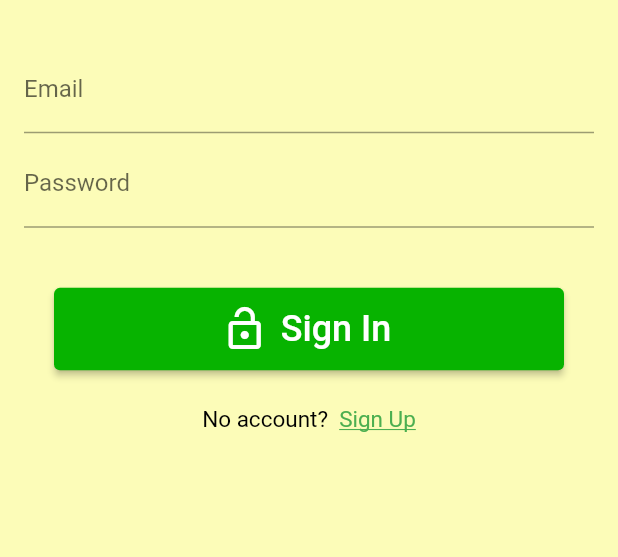
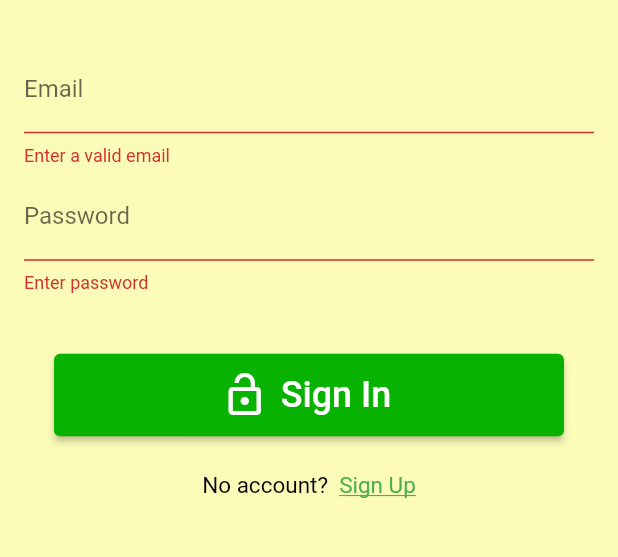
Before and after one commit to NCastle2793/HappyKidzExp, a Flutter app: the screen it shows after launch, after a tap on "Sign In", on a phone screen of 412 x 824 dp, the part 506-1063 px from its top. Run offline on Flutter 3.47's test engine with Material 2 defaults, Android fonts, the phone set to English and light mode, and no system bars; our stand-ins replace email_validator, firebase_auth, firebase_core; accounts and stored records are empty.

Commit message:
Login and Sign Up Complete.

```diff
--- a/lib/main.dart
+++ b/lib/main.dart
@@ -2,7 +2,7 @@ import 'package:firebase_auth/firebase_auth.dart';
 import 'package:firebase_core/firebase_core.dart';
 import 'package:flutter/material.dart';
 import 'package:happy_kidz_exp/page/home.dart';
-
+import 'package:happy_kidz_exp/utils.dart';
 //import 'package:happy_kidz_exp/widget/login.dart';
 import 'package:happy_kidz_exp/page/auth.dart';
 
@@ -18,6 +18,7 @@ class MyApp extends StatelessWidget {
   // This widget is the root of your application.
   @override
   Widget build(BuildContext context) => MaterialApp(
+    scaffoldMessengerKey: Utils.messengerKey,
         navigatorKey: navigatorKey,
         home: MainPage(),
       );
--- /dev/null
+++ b/lib/utils.dart
@@ -0,0 +1,15 @@
+import 'package:flutter/material.dart';
+
+class Utils {
+  static final GlobalKey<ScaffoldMessengerState> messengerKey = GlobalKey<ScaffoldMessengerState>();
+
+  static showSnackBar(String? text){
+    if (text == null) return;
+
+    final snackBar = SnackBar(content: Text(text), backgroundColor: Colors.red);
+
+    messengerKey.currentState!
+    ..removeCurrentSnackBar()
+    ..showSnackBar(snackBar);
+  }
+}
--- a/lib/widget/login.dart
+++ b/lib/widget/login.dart
@@ -1,7 +1,9 @@
+import 'package:email_validator/email_validator.dart';
 import 'package:firebase_auth/firebase_auth.dart';
 import 'package:firebase_core/firebase_core.dart';
 import 'package:flutter/gestures.dart';
 import 'package:happy_kidz_exp/main.dart';
+import 'package:happy_kidz_exp/utils.dart';
 import 'package:flutter/material.dart';
 
 class LoginWidget extends StatefulWidget {
@@ -17,6 +19,8 @@ class LoginWidget extends StatefulWidget {
 }
 
 class _LoginWidgetState extends State<LoginWidget> {
+  final formKey = GlobalKey<FormState>();
+
   // Creating email and password controllers so that input from text fields can be used.
   final emailController = TextEditingController();
   final passwordController = TextEditingController();
@@ -32,6 +36,8 @@ class _LoginWidgetState extends State<LoginWidget> {
   @override
   Widget build(BuildContext context) => SingleChildScrollView(
         padding: EdgeInsets.all(16),
+        child: Form(
+          key: formKey,
           child: Column(
             mainAxisAlignment: MainAxisAlignment.center,
             children: [
@@ -42,20 +48,29 @@ class _LoginWidgetState extends State<LoginWidget> {
                   image: AssetImage('assets/logo.png'),
                 ),
               ),
-            TextField(
-              controller: emailController, // Controller attached to text field.
+              TextFormField(
+                controller: emailController,
+                // Controller attached to text field.
                 cursorColor: Colors.black,
                 textInputAction: TextInputAction.next,
                 decoration: InputDecoration(labelText: 'Email'),
+                autovalidateMode: AutovalidateMode.onUserInteraction,
+                validator: (email) =>
+                    email != null && !EmailValidator.validate(email)
+                        ? 'Enter a valid email'
+                        : null,
               ),
               SizedBox(height: 4),
-            TextField(
+              TextFormField(
                 controller: passwordController,
                 // Controller attached to text field.
                 cursorColor: Colors.black,
                 textInputAction: TextInputAction.done,
                 decoration: InputDecoration(labelText: 'Password'),
                 obscureText: true,
+                autovalidateMode: AutovalidateMode.onUserInteraction,
+                validator: (value) =>
+                    value != null && value.length < 8 ? 'Enter password' : null,
               ),
               SizedBox(height: 40),
               Padding(
@@ -93,9 +108,13 @@ class _LoginWidgetState extends State<LoginWidget> {
               ),
             ],
           ),
+        ),
       );
 
   Future signIn() async {
+    final isValid = formKey.currentState!.validate();
+    if (!isValid) return;
+
     // Loading indicator for sign in.
     showDialog(
       context: context,
@@ -113,6 +132,8 @@ class _LoginWidgetState extends State<LoginWidget> {
       );
     } on FirebaseAuthException catch (e) {
       print(e);
+
+      Utils.showSnackBar(e.message);
     }
 
     navigatorKey.currentState!.popUntil((route) => route.isFirst);
--- a/lib/widget/signup.dart
+++ b/lib/widget/signup.dart
@@ -1,7 +1,7 @@
-//import 'package:email_validator?email_Validator.dart;';
 import 'package:email_validator/email_validator.dart';
 import 'package:firebase_auth/firebase_auth.dart';
 import 'package:happy_kidz_exp/main.dart';
+import 'package:happy_kidz_exp/utils.dart';
 import 'package:flutter/gestures.dart';
 import 'package:flutter/material.dart';
 
@@ -66,7 +66,7 @@ class _SignUpWidgetState extends State<SignUpWidget> {
               decoration: InputDecoration(labelText: 'Password'),
               obscureText: true,
               autovalidateMode: AutovalidateMode.onUserInteraction,
-              validator: (value) => value != null && value.length < 6
+              validator: (value) => value != null && value.length < 8
                   ? 'Enter min. 8 characters'
                   : null,
             ),
@@ -130,6 +130,8 @@ class _SignUpWidgetState extends State<SignUpWidget> {
       );
     } on FirebaseAuthException catch (e) {
       print(e);
+
+      Utils.showSnackBar(e.message);
     }
 
     navigatorKey.currentState!.popUntil((route) => route.isFirst);
```
Lines whose indentation alone changed are shown as unchanged.
